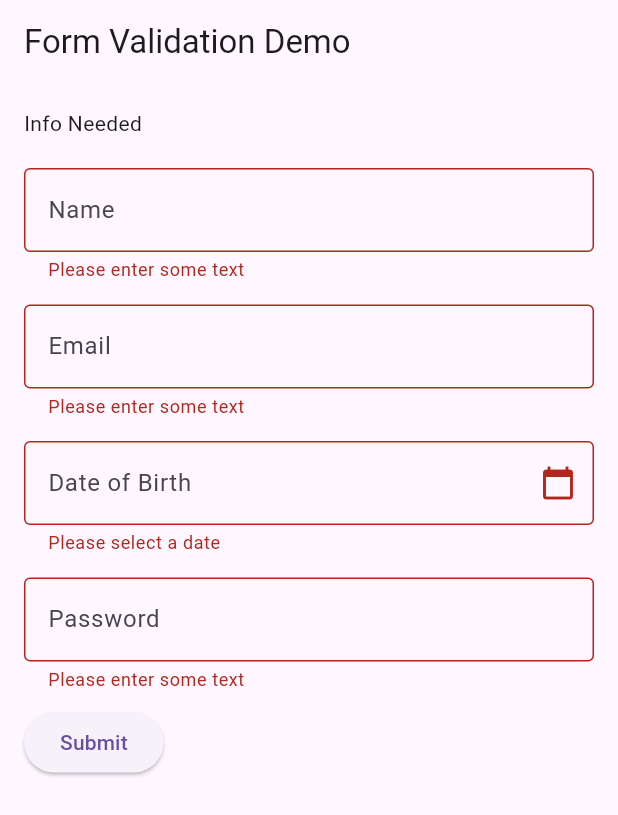
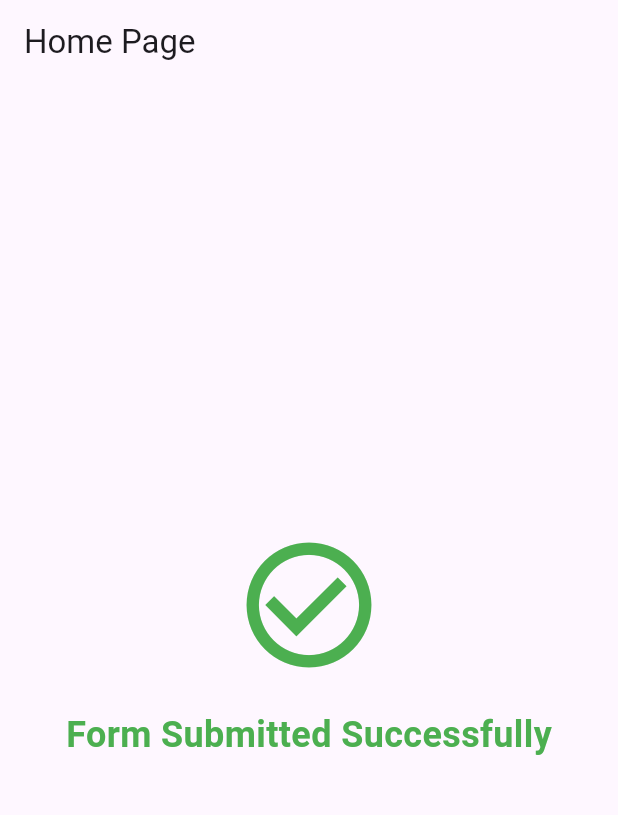
Before and after one commit to JimmyPhanfr/mad_act10_login, a Flutter app: the screen it shows after launch, after a tap on "Submit", on a phone screen of 412 x 824 dp. Shown: the top 815 px of the screen. Run offline on Flutter 3.47's test engine with Material 3 defaults, Android fonts, the phone set to English and light mode, and no system bars; our stand-ins replace table_calendar.

Commit message:
Added homepage

```diff
--- /dev/null
+++ b/lib/homepage.dart
@@ -0,0 +1,47 @@
+import 'package:flutter/material.dart';
+
+class HomePage extends StatelessWidget {
+  const HomePage({Key? key}) : super(key: key);
+
+  @override
+  Widget build(BuildContext context) {
+    return Scaffold(
+      appBar: AppBar(
+        title: Text('Home Page'),
+      ),
+      body: Center(
+        child: Padding(
+          padding: const EdgeInsets.all(16.0),
+          child: Column(
+            mainAxisAlignment: MainAxisAlignment.center,
+            crossAxisAlignment: CrossAxisAlignment.center,
+            children: [
+              Icon(
+                Icons.check_circle_outline,
+                color: Colors.green,
+                size: 100,
+              ),
+              SizedBox(height: 20),
+              Text(
+                'Form Submitted Successfully',
+                style: TextStyle(
+                  fontSize: 24,
+                  fontWeight: FontWeight.bold,
+                  color: Colors.green,
+                ),
+              ),
+              SizedBox(height: 20),
+            ],
+          ),
+        ),
+      ),
+    );
+  }
+}
+
+void main() {
+  runApp(MaterialApp(
+    title: 'Homepage',
+    home: HomePage(),
+  ));
+}
--- a/lib/main.dart
+++ b/lib/main.dart
@@ -1,6 +1,7 @@
 import 'package:flutter/material.dart';
 import 'package:table_calendar/table_calendar.dart';
 import 'package:intl/intl.dart';
+import 'homepage.dart';
 
 void main() => runApp(const MyApp());
 
@@ -166,6 +167,10 @@ class MyCustomFormState extends State<MyCustomForm> {
                         const SnackBar(content: Text('Processing Data')),
                       );
                     }
+                    Navigator.pushReplacement(
+                      context,
+                      MaterialPageRoute(builder: (context) => HomePage()),
+                    );
                   },
                   child: const Text('Submit'),
                 ),
```
